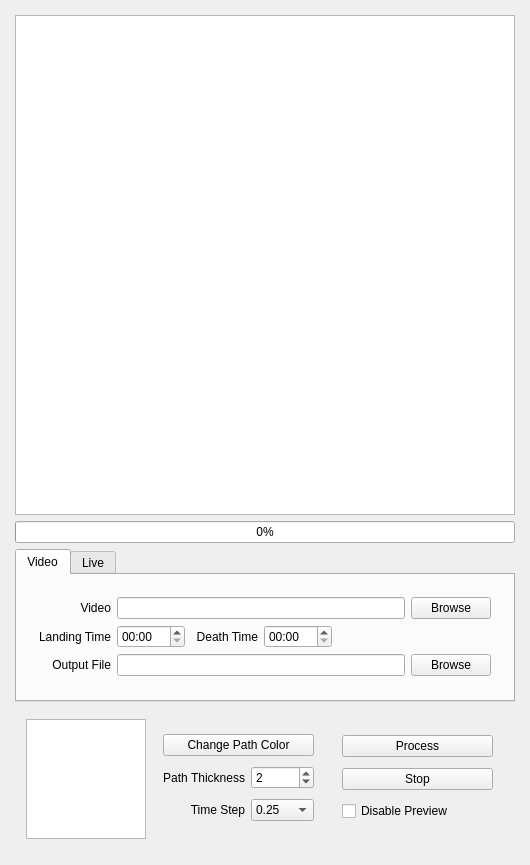
andrewzwicky/PUBGIS, file pubgis/pubgis_gui.ui: the form before one commit.
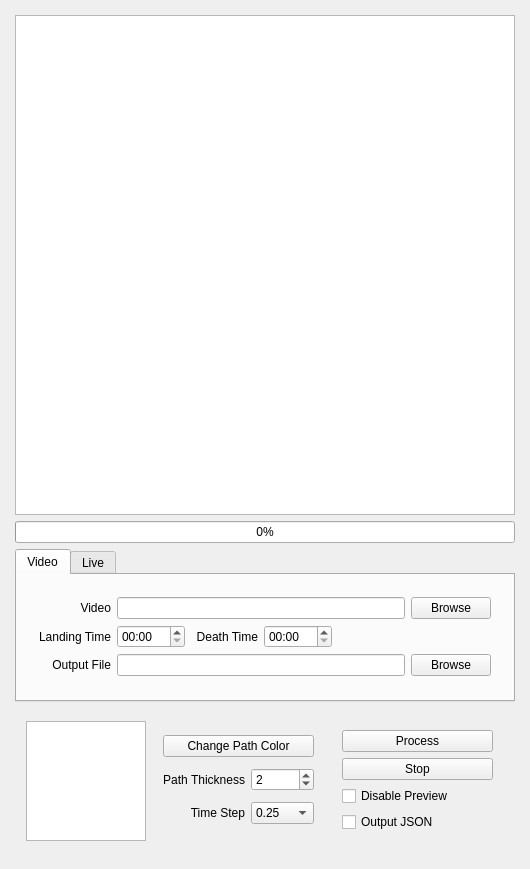
The form after the commit.

Commit message: start of json output

```diff
--- a/pubgis/pubgis_gui.ui
+++ b/pubgis/pubgis_gui.ui
@@ -401,6 +401,13 @@
             </property>
            </widget>
           </item>
+          <item>
+           <widget class="QCheckBox" name="output_json_checkbox">
+            <property name="text">
+             <string>Output JSON</string>
+            </property>
+           </widget>
+          </item>
          </layout>
         </widget>
        </item>
```
The commit also changes 3 other files.
